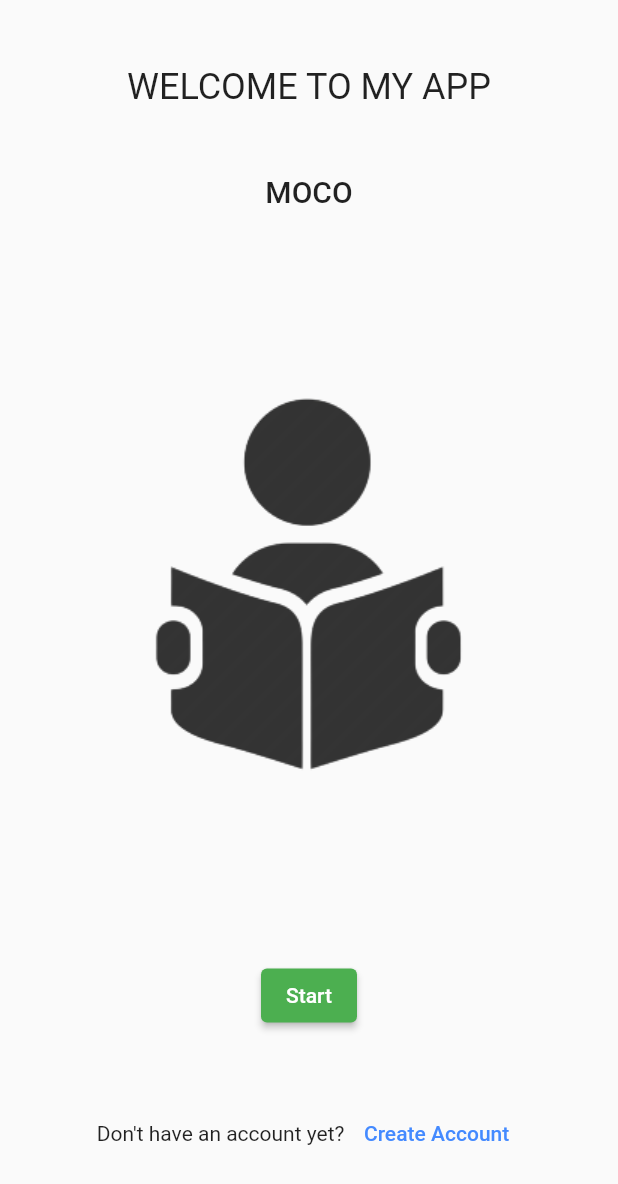
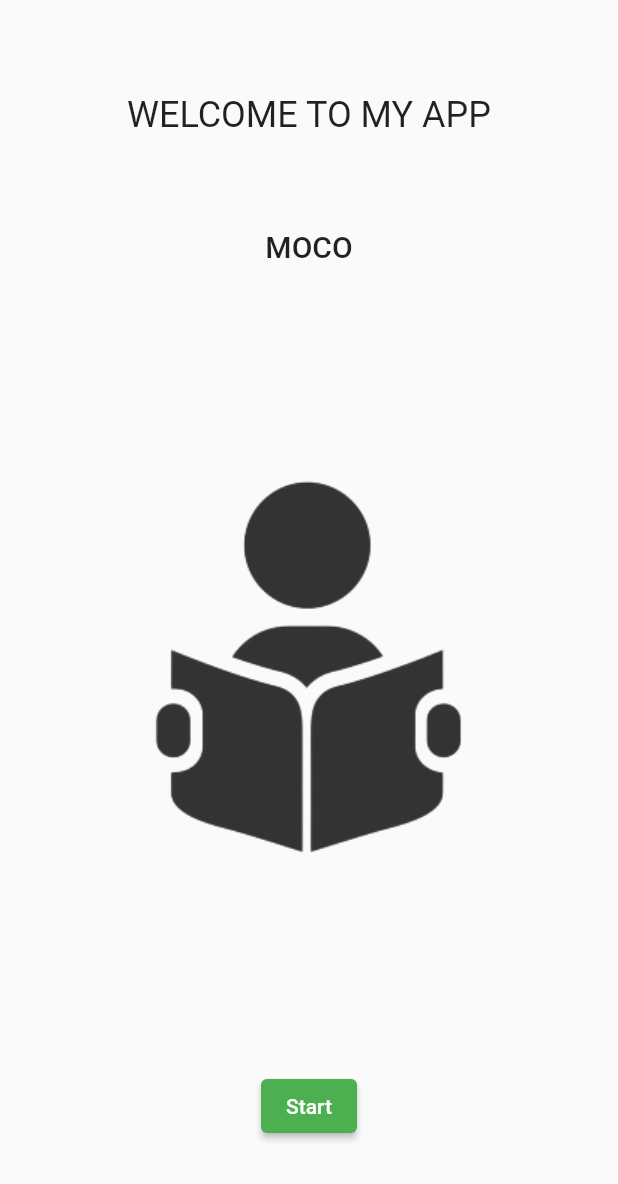
Before and after one commit to 0003Dimas/moco_news, a Flutter app: the screen it shows after launch, on a phone screen of 412 x 824 dp. Shown: the top 1184 px of the screen. Run offline on Flutter 3.47's test engine with Material 2 defaults, Android fonts, the phone set to English and light mode, and no system bars; our stand-ins replace flutter_custom_clippers, flutter_svg, flutter_tts, font_awesome_flutter, google_fonts, rflutter_alert.

Commit message:
initialisasi project

```diff
--- a/moco_news/lib/screens/splash_screen.dart
+++ b/moco_news/lib/screens/splash_screen.dart
@@ -48,28 +48,6 @@ class _SplashScreen extends State<SplashScreen> {
                 onPressed: () => Navigator.pushNamed(context, '/home'),
               ),
             ),
-            Row(
-              mainAxisAlignment: MainAxisAlignment.center,
-              children: [
-                const Text("Don't have an account yet?"),
-                const SizedBox(width: 5),
-                TextButton(
-                  child: Text(
-                    "Create Account",
-                    style: Theme.of(context)
-                        .textTheme
-                        .button!
-                        .copyWith(color: Colors.blueAccent),
-                  ),
-                  onPressed: () {
-                    Navigator.push(
-                      context,
-                      MaterialPageRoute(builder: (context) => LoginPage()),
-                    );
-                  },
-                )
-              ],
-            )
           ],
         ),
       ),
```
Also changed, not shown: moco_news/lib/screens/auctions.dart (+0 -9 lines), moco_news/lib/screens/jobs.dart (+0 -9 lines), moco_news/lib/screens/resume.dart (+0 -8 lines), moco_news/lib/screens/sale.dart (+0 -9 lines), moco_news/lib/screens/traffic_alert.dart (+0 -9 lines), moco_news/lib/widgets/custom_drawer.dart (+0 -24 lines), moco_news/lib/widgets/custom_drawer1.dart (+0 -24 lines).
